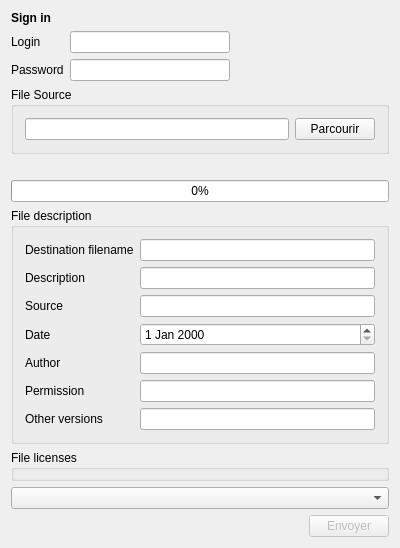
The window that mediawiki/samplecode/uploadsample/mainwindow.ui (KDE/silk) describes before a commit, drawn with Qt 5.
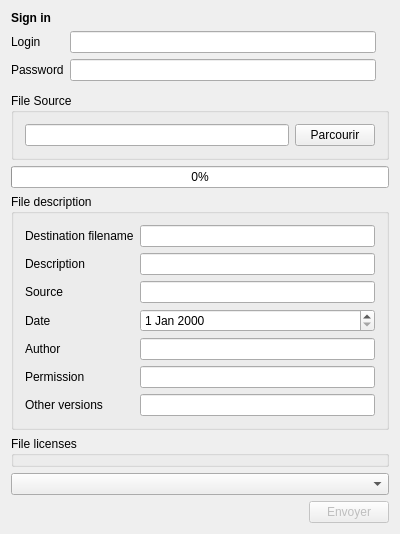
The same window after the commit.

Commit message: improve sample display

The edit to the form file:
```diff
--- a/mediawiki/samplecode/uploadsample/mainwindow.ui
+++ b/mediawiki/samplecode/uploadsample/mainwindow.ui
@@ -7,7 +7,7 @@
     <x>0</x>
     <y>0</y>
     <width>400</width>
-    <height>495</height>
+    <height>525</height>
    </rect>
   </property>
   <property name="windowTitle">
@@ -168,19 +168,6 @@
         </property>
        </widget>
       </item>
-      <item row="1" column="2">
-       <spacer name="horizontalSpacer_2">
-        <property name="orientation">
-         <enum>Qt::Horizontal</enum>
-        </property>
-        <property name="sizeHint" stdset="0">
-         <size>
-          <width>40</width>
-          <height>20</height>
-         </size>
-        </property>
-       </spacer>
-      </item>
       <item row="3" column="0">
        <spacer name="verticalSpacer">
         <property name="orientation">
@@ -194,6 +181,16 @@
         </property>
        </spacer>
       </item>
+      <item row="1" column="2" rowspan="3">
+       <widget class="QLabel" name="previewLabel">
+        <property name="text">
+         <string/>
+        </property>
+        <property name="alignment">
+         <set>Qt::AlignHCenter|Qt::AlignTop</set>
+        </property>
+       </widget>
+      </item>
      </layout>
     </item>
     <item row="9" column="0">
@@ -239,16 +236,6 @@
     <item row="7" column="0">
      <widget class="QComboBox" name="comboBox"/>
     </item>
-    <item row="2" column="0">
-     <widget class="QLabel" name="previewLabel">
-      <property name="text">
-       <string/>
-      </property>
-      <property name="alignment">
-       <set>Qt::AlignHCenter|Qt::AlignTop</set>
-      </property>
-     </widget>
-    </item>
     <item row="3" column="0">
      <widget class="QProgressBar" name="progressBar">
       <property name="enabled">
```
